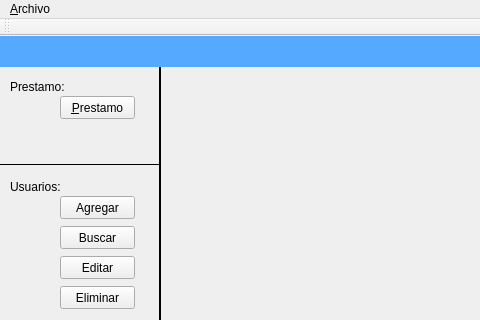
Before: the Qt Designer form mainwindow.ui in ottodevs/project-biblioteca, drawn with Qt 5; both pictures show x 0 to 480 and y 0 to 320 of the 800 by 600 pixel window.
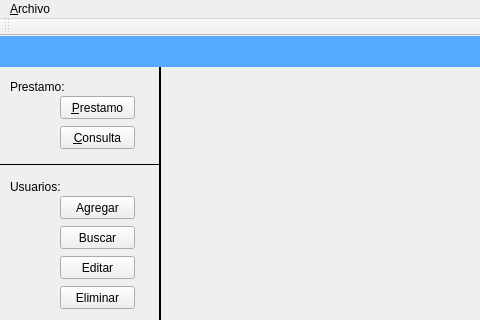
After: the same form once the commit is applied.

Commit message: Consultar prestamo: Realiza, la consulta de todos los libros que estan en prestamo! Funciona con Bases de datos!

Diff of the .ui file:
```diff
--- a/mainwindow.ui
+++ b/mainwindow.ui
@@ -10,6 +10,12 @@
     <height>600</height>
    </rect>
   </property>
+  <property name="minimumSize">
+   <size>
+    <width>800</width>
+    <height>600</height>
+   </size>
+  </property>
   <property name="maximumSize">
    <size>
     <width>800</width>
@@ -206,6 +212,19 @@
      <string>&amp;Prestamo</string>
     </property>
    </widget>
+   <widget class="QPushButton" name="btnConsultar">
+    <property name="geometry">
+     <rect>
+      <x>60</x>
+      <y>90</y>
+      <width>75</width>
+      <height>23</height>
+     </rect>
+    </property>
+    <property name="text">
+     <string>&amp;Consulta</string>
+    </property>
+   </widget>
   </widget>
   <widget class="QMenuBar" name="menuBar">
    <property name="geometry">
```
The commit also changes 10 other files.
